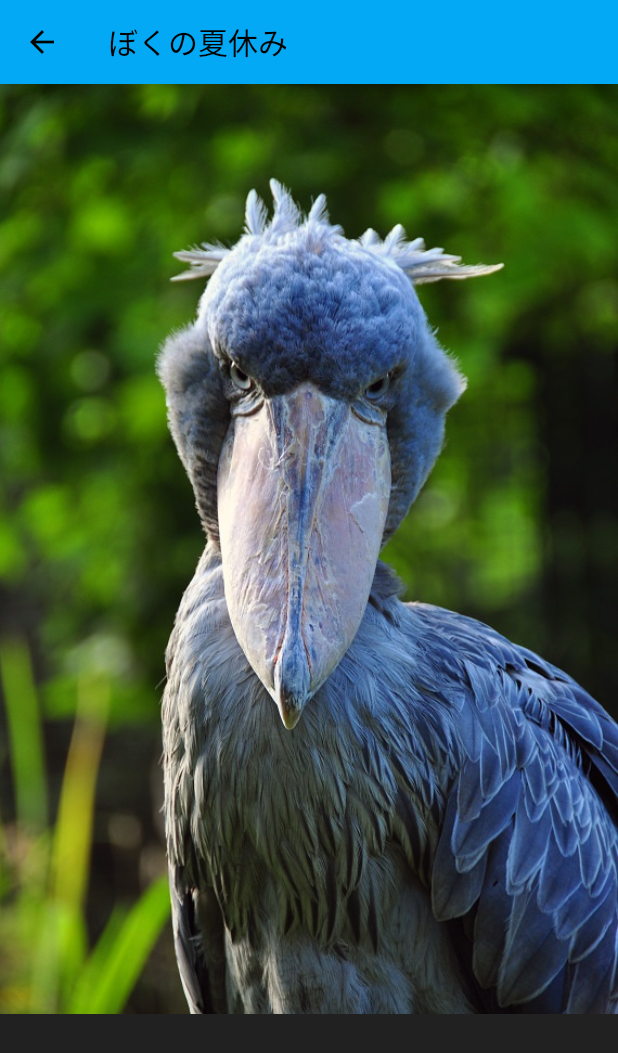
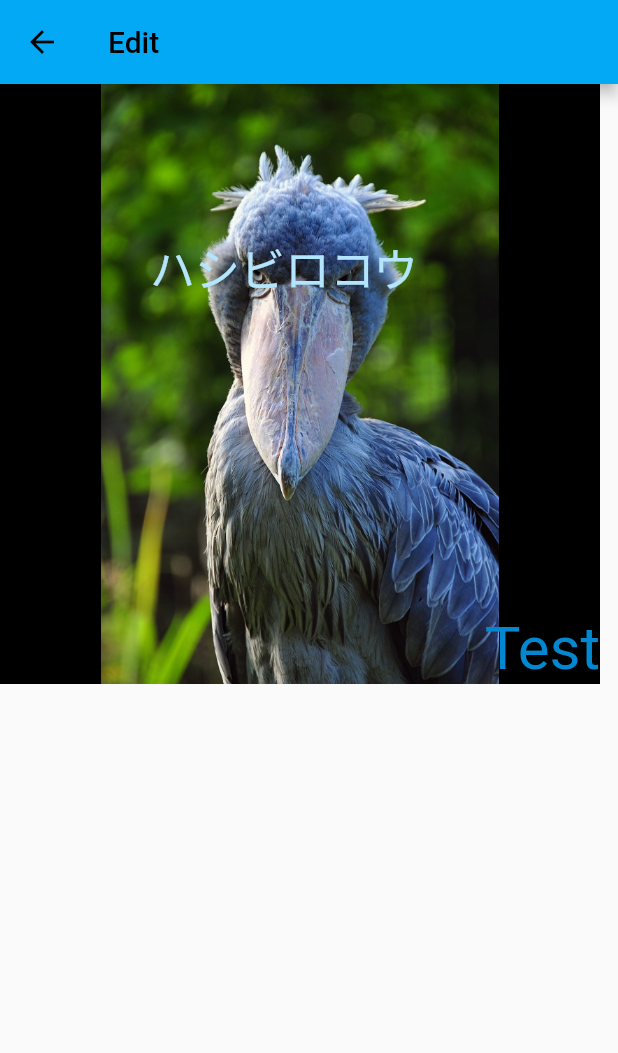
Before and after one commit to kutsu-4ta/flick_editor, a Flutter app: the EditPage screen opened directly, on a phone screen of 412 x 824 dp. Shown: the top 1053 px of the screen. Run offline on Flutter 3.47's test engine with Material 2 defaults, Android fonts, the phone set to English and light mode, and no system bars.

```diff
--- a/StudioProjects/flick_editter/lib/edit_page.dart
+++ b/StudioProjects/flick_editter/lib/edit_page.dart
@@ -8,17 +8,64 @@ class EditPage extends StatelessWidget {
   @override
   Widget build(BuildContext context) {
     return Scaffold(
-      appBar: AppBar(
-        title: Text(post),
-      ),
-      body: Container(
-        child: Column(
-            children: [
-              Image.asset('images/hashibirokou.jpg'),
-            ],
+        appBar: AppBar(
+          title: Text(post),
         ),
-        color: Colors.black87,
-      ),
-    );
+        body: Stack(
+          alignment: Alignment.bottomRight,
+          children: <Widget>[
+            SizedBox(
+              width: 400.0,
+              height: 400.0,
+              child: Container(
+                child:Image.asset('images/hashibirokou.jpg'),
+                color: Colors.black,
+              ),
+            ),
+            Positioned(
+              left: 60.0,
+              top: 60.0,
+              width: 100.0,
+              height: 100.0,
+              child: Container(
+                // color: Colors.green,
+              ),
+            ),
+            Positioned(
+              left: 120.0,
+              top: 120.0,
+              width: 100.0,
+              height: 100.0,
+              child: Container(
+                // color: Colors.orange,
+              ),
+            ),
+            Positioned(
+              left: 100.0,
+              top: 100.0,
+              width: 300.0,
+              height: 300.0,
+              child: Container(
+                child: Text(
+                  'ハシビロコウ',
+                  style: TextStyle(
+                    fontWeight: FontWeight.normal,
+                    fontSize: 30,
+                    color: Theme.of(context).primaryColorLight,
+                  ),
+                ),
+                // color: Colors.blue,
+              ),
+            ),
+            Text(
+              'Test',
+              style: TextStyle(
+                fontWeight: FontWeight.normal,
+                fontSize: 40,
+                color: Theme.of(context).primaryColorDark,
+              ),
+            )
+          ],
+        ));
   }
 }
```
Also changed, not shown: StudioProjects/flick_editter/lib/main.dart (+40 -69 lines).
